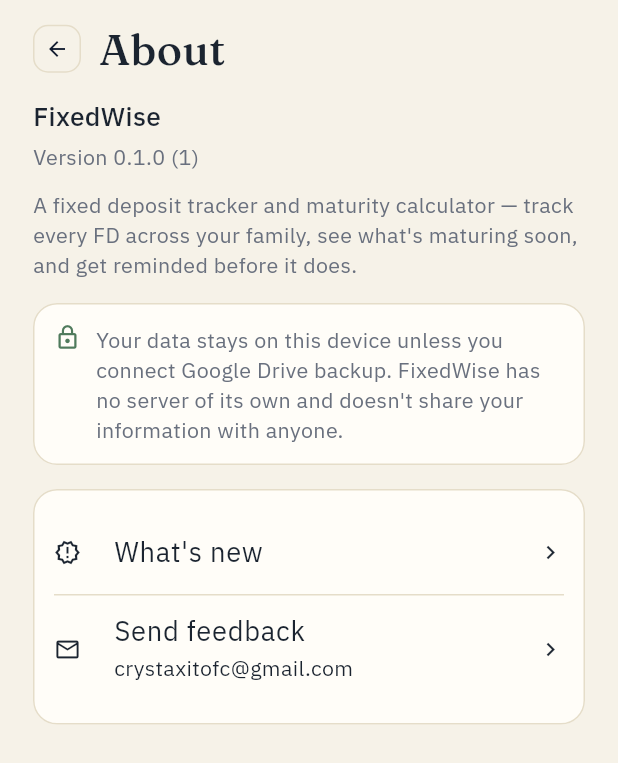
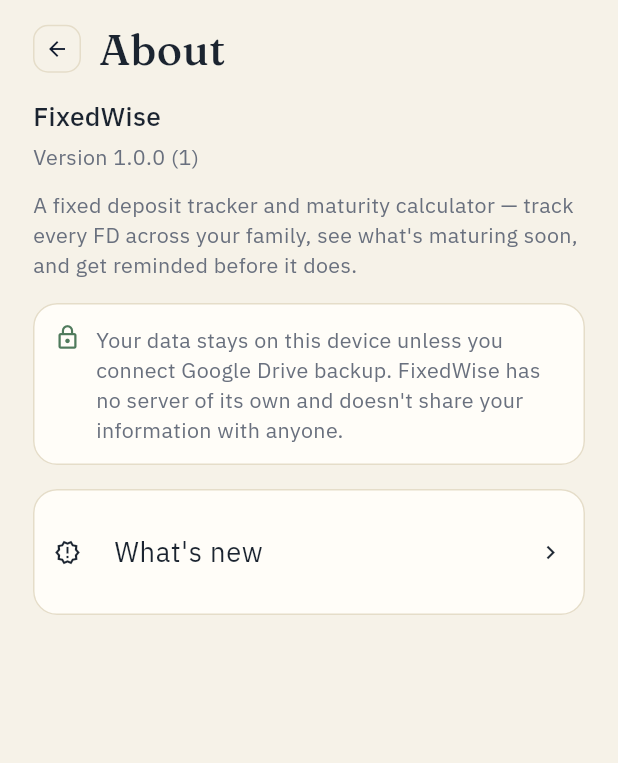
Before and after one commit to SarveshP16/FixedWise, a Flutter app: the AboutScreen screen opened by its route, on a phone screen of 412 x 824 dp. Shown: the top 763 px of the screen. Run offline on Flutter 3.47's test engine with Material 3 defaults, Android fonts, the light colour scheme and no system bars; our stand-ins replace file_picker, flutter_local_notifications, flutter_riverpod, flutter_secure_storage, flutter_timezone, go_router and 8 more; accounts and stored records are empty.

Commit message:
Remove Send feedback; bump version to 1.0.0 for first signed release
- "Send feedback" showed the developer's own email address in-app,
  which wasn't wanted — removed it along with the now-unused
  url_launcher dependency and its mailto <queries> manifest entry.
- Bump pubspec version 0.1.0+1 -> 1.0.0+1 and consolidate CHANGELOG's
  [Unreleased] section into a dated [1.0.0] entry — this is the first
  build being signed and shipped, not just an internal milestone.

```diff
--- a/lib/features/profile/data/whats_new.dart
+++ b/lib/features/profile/data/whats_new.dart
@@ -4,7 +4,7 @@
 /// from `CHANGELOG.md`.
 const whatsNewEntries = [
   WhatsNewEntry(
-    version: '0.1.0',
+    version: '1.0.0',
     date: 'September 2026',
     highlights: [
       'Track every Fixed Deposit across your family in one place',
--- a/lib/features/profile/presentation/screens/about_screen.dart
+++ b/lib/features/profile/presentation/screens/about_screen.dart
@@ -1,7 +1,6 @@
 import 'package:flutter/material.dart';
 import 'package:flutter_riverpod/flutter_riverpod.dart';
 import 'package:go_router/go_router.dart';
-import 'package:url_launcher/url_launcher.dart';
 
 import '../../../../core/theme/app_colors.dart';
 import '../../../../core/theme/app_typography.dart';
@@ -9,23 +8,8 @@
 import '../../../../core/widgets/fixedwise_card.dart';
 import '../../application/settings_providers.dart';
 
-/// The email feedback/bug reports go to — this is the developer's own
-/// personal app; feedback from anyone using it (e.g. a family member
-/// added as a Holder) should reach the person who built it.
-const _feedbackEmail = 'crystaxitofc@gmail.com';
-
 class AboutScreen extends ConsumerWidget {
   const AboutScreen({super.key});
-
-  Future<void> _sendFeedback(BuildContext context) async {
-    final uri = Uri(scheme: 'mailto', path: _feedbackEmail, queryParameters: {'subject': 'FixedWise feedback'});
-    final launched = await launchUrl(uri);
-    if (!launched && context.mounted) {
-      ScaffoldMessenger.of(context)
-        ..removeCurrentSnackBar()
-        ..showSnackBar(SnackBar(content: Text('No mail app found — email $_feedbackEmail directly')));
-    }
-  }
 
   @override
   Widget build(BuildContext context, WidgetRef ref) {
@@ -77,25 +61,12 @@
             ),
             const SizedBox(height: 16),
             FixedwiseCard(
-              child: Column(
-                children: [
-                  ListTile(
-                    contentPadding: EdgeInsets.zero,
-                    leading: const Icon(Icons.new_releases_outlined),
-                    title: const Text("What's new"),
-                    trailing: const Icon(Icons.chevron_right),
-                    onTap: () => context.push('/whats-new'),
-                  ),
-                  const Divider(height: 1),
-                  ListTile(
-                    contentPadding: EdgeInsets.zero,
-                    leading: const Icon(Icons.mail_outline),
-                    title: const Text('Send feedback'),
-                    subtitle: const Text(_feedbackEmail),
-                    trailing: const Icon(Icons.chevron_right),
-                    onTap: () => _sendFeedback(context),
-                  ),
-                ],
+              child: ListTile(
+                contentPadding: EdgeInsets.zero,
+                leading: const Icon(Icons.new_releases_outlined),
+                title: const Text("What's new"),
+                trailing: const Icon(Icons.chevron_right),
+                onTap: () => context.push('/whats-new'),
               ),
             ),
           ],
--- a/pubspec.yaml
+++ b/pubspec.yaml
@@ -16,7 +16,7 @@
 # https://developer.apple.com/library/archive/documentation/General/Reference/InfoPlistKeyReference/Articles/CoreFoundationKeys.html
 # In Windows, build-name is used as the major, minor, and patch parts
 # of the product and file versions while build-number is used as the build suffix.
-version: 0.1.0+1
+version: 1.0.0+1
 
 environment:
   sdk: ^3.13.2
@@ -54,8 +54,6 @@
   flutter_secure_storage: ^11.0.0
   local_auth: ^3.0.2
   crypto: ^3.0.7
-  url_launcher: ^6.3.2
-
 dev_dependencies:
   flutter_test:
     sdk: flutter
```
Also changed, not shown: pubspec.lock, 2 other files.
